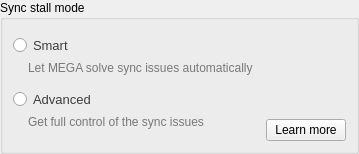
Before: the Qt Designer form src/MEGASync/syncs/gui/Twoways/linux/SyncStallModeSelector.ui in meganz/MEGAsync, drawn with Qt 5.
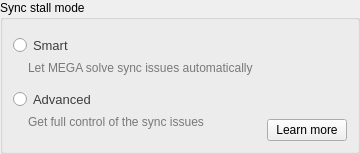
After: the same form once the commit is applied.

The edit to the form file:
```diff
--- a/src/MEGASync/syncs/gui/Twoways/linux/SyncStallModeSelector.ui
+++ b/src/MEGASync/syncs/gui/Twoways/linux/SyncStallModeSelector.ui
@@ -6,7 +6,7 @@
    <rect>
     <x>0</x>
     <y>0</y>
-    <width>359</width>
+    <width>360</width>
     <height>154</height>
    </rect>
   </property>
```
Left out of the diff: 2 changed lines with no effect on the pictures.
